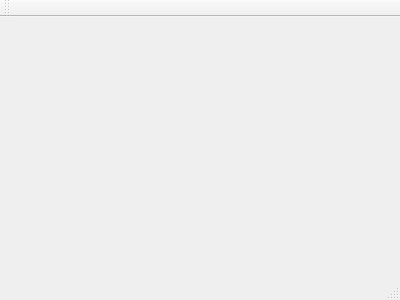
Qt form mainwindow.ui (medaliyou/QtCurvesCPP) before a commit.
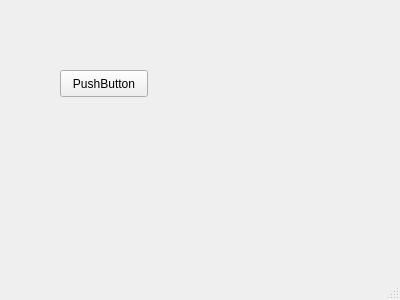
The same form after that commit.

```diff
--- a/mainwindow.ui
+++ b/mainwindow.ui
@@ -12,13 +12,24 @@
   <property name="windowTitle" >
    <string>MainWindow</string>
   </property>
-  <widget class="QMenuBar" name="menuBar" />
-  <widget class="QToolBar" name="mainToolBar" />
-  <widget class="QWidget" name="centralWidget" />
-  <widget class="QStatusBar" name="statusBar" />
+  <widget class="QWidget" name="centralWidget">
+   <widget class="QPushButton" name="pushButton">
+    <property name="geometry">
+     <rect>
+      <x>60</x>
+      <y>70</y>
+      <width>88</width>
+      <height>27</height>
+     </rect>
+    </property>
+    <property name="text">
+     <string>PushButton</string>
+    </property>
+   </widget>
+  </widget>
+  <widget class="QStatusBar" name="statusBar"/>
  </widget>
- <layoutDefault spacing="6" margin="11" />
- <pixmapfunction></pixmapfunction>
+ <layoutdefault spacing="6" margin="11"/>
  <resources/>
  <connections/>
 </ui>
```
Left out of the diff: 7 changed lines with no effect on the pictures.
